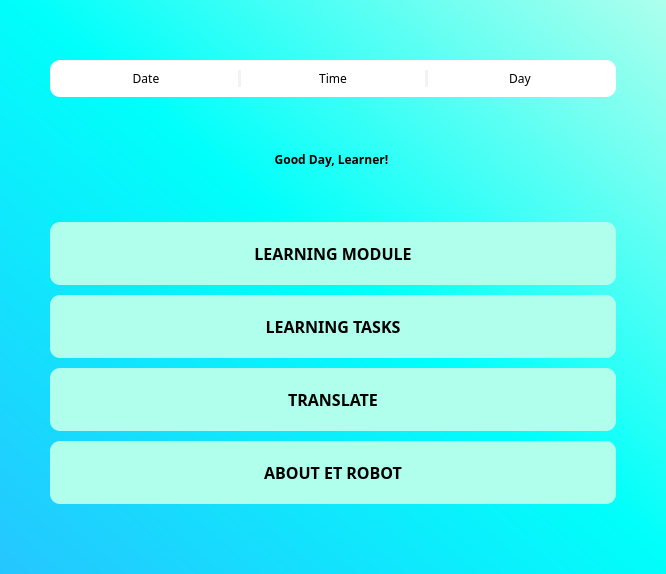
This is src/screens/welcome.ui in jshperalta/ai-englishTutor as Qt 5 draws it before an edit. The edited form follows.
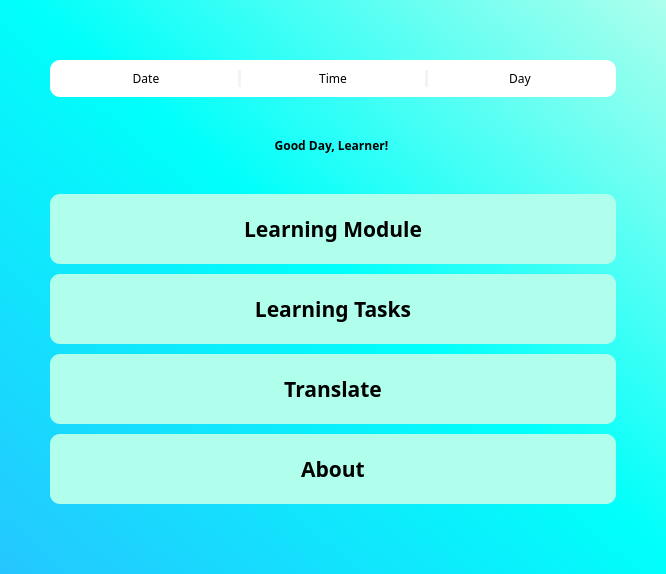
This is the edited form.

```diff
--- a/src/screens/welcome.ui
+++ b/src/screens/welcome.ui
@@ -42,7 +42,7 @@
     <widget class="QWidget" name="widget" native="true">
      <property name="styleSheet">
       <string notr="true">QPushButton {
-font-size: 16px !important;
+font-size: 16pt !important;
 background-color: #AFFFEC !important;
 color: black; 
 font-family: 'Gilroy';
@@ -77,7 +77,7 @@
         <property name="font">
          <font>
           <family>Gilroy</family>
-          <pointsize>-1</pointsize>
+          <pointsize>16</pointsize>
           <weight>75</weight>
           <bold>true</bold>
          </font>
@@ -92,7 +92,7 @@
          <string notr="true"/>
         </property>
         <property name="text">
-         <string>LEARNING MODULE</string>
+         <string>Learning Module</string>
         </property>
         <property name="autoDefault">
          <bool>true</bool>
@@ -139,7 +139,7 @@
         <property name="font">
          <font>
           <family>Gilroy</family>
-          <pointsize>-1</pointsize>
+          <pointsize>16</pointsize>
           <weight>75</weight>
           <bold>true</bold>
          </font>
@@ -154,7 +154,7 @@
          <string notr="true"/>
         </property>
         <property name="text">
-         <string>TRANSLATE</string>
+         <string>Translate</string>
         </property>
         <property name="autoDefault">
          <bool>true</bool>
@@ -172,7 +172,7 @@
         <property name="font">
          <font>
           <family>Gilroy</family>
-          <pointsize>-1</pointsize>
+          <pointsize>16</pointsize>
           <weight>75</weight>
           <bold>true</bold>
          </font>
@@ -187,7 +187,7 @@
          <string notr="true"/>
         </property>
         <property name="text">
-         <string>ABOUT ET ROBOT</string>
+         <string>About</string>
         </property>
         <property name="autoDefault">
          <bool>true</bool>
@@ -205,7 +205,7 @@
         <property name="font">
          <font>
           <family>Gilroy</family>
-          <pointsize>-1</pointsize>
+          <pointsize>16</pointsize>
           <weight>75</weight>
           <bold>true</bold>
          </font>
@@ -220,7 +220,7 @@
          <string notr="true"/>
         </property>
         <property name="text">
-         <string>LEARNING TASKS</string>
+         <string>Learning Tasks</string>
         </property>
         <property name="autoDefault">
          <bool>true</bool>
```
Left out of the diff: 2 changed lines with no effect on the pictures.
